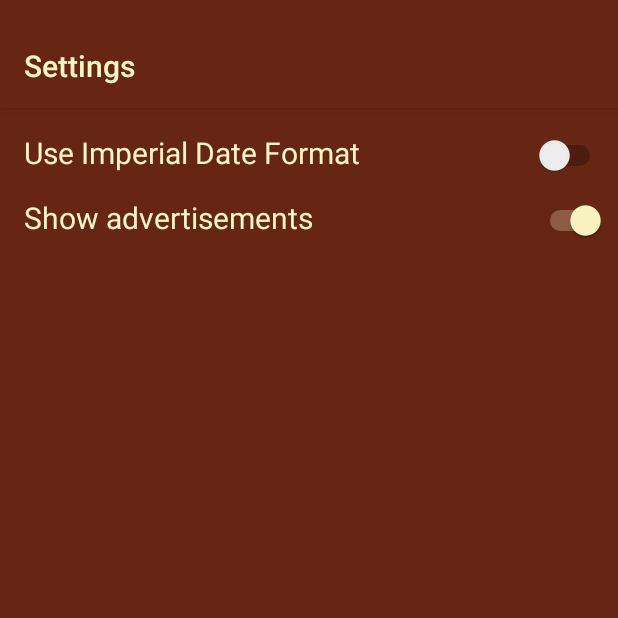
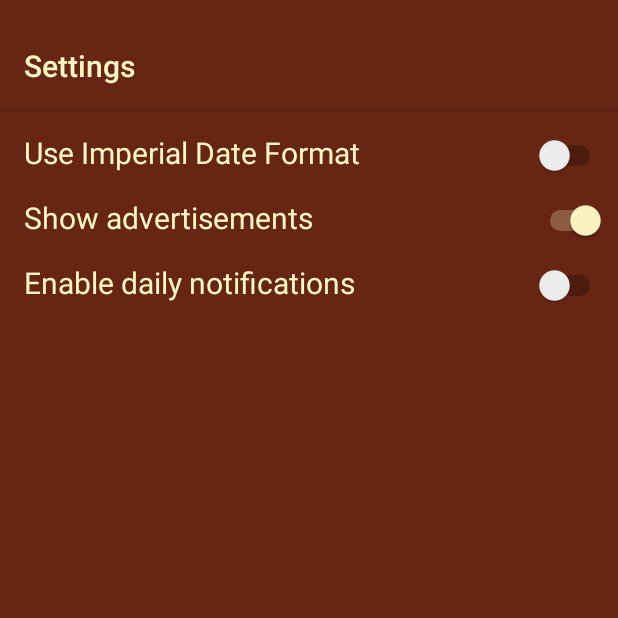
Before and after one commit to Rastamas/WarhammerQuoteOfTheDay, an Android app: the SettingsActivity screen opened directly, with no data from a screen before it, on a phone screen of 412 x 824 dp, the top half of it. Run offline under Robolectric (Android 15) with nearby library versions, the light colour scheme and no system bars.

Commit message:
Add daily notifications. add a new background

```diff
--- a/app/src/main/AndroidManifest.xml
+++ b/app/src/main/AndroidManifest.xml
@@ -4,6 +4,7 @@
 
     <uses-permission android:name="android.permission.INTERNET" />
     <uses-permission android:name="android.permission.ACCESS_NETWORK_STATE" />
+
 
     <application
         android:allowBackup="true"
@@ -13,6 +14,7 @@
         android:theme="@style/BloodRaven"
         android:configChanges="orientation|screenSize"
         >
+        <receiver android:name=".AlarmReceiver" />
         <activity
             android:name=".MainActivity"
             android:screenOrientation="portrait"
@@ -34,4 +36,5 @@
         <activity android:name=".SettingsActivity"></activity>
     </application>
 
+
 </manifest>
--- a/app/src/main/java/com/rastamas/warhammerquoteoftheday/MainActivity.java
+++ b/app/src/main/java/com/rastamas/warhammerquoteoftheday/MainActivity.java
@@ -188,6 +188,10 @@ public class MainActivity extends AppCompatActivity {
                 backgroundID++;
                 break;
             case 1:
+                mainLayout.setBackground(getDrawable(R.drawable.background3));
+                backgroundID++;
+                break;
+            case 2:
                 mainLayout.setBackground(getDrawable(R.drawable.bloodraven_background1));
                 backgroundID = 0;
                 break;
--- a/app/src/main/res/layout/activity_settings.xml
+++ b/app/src/main/res/layout/activity_settings.xml
@@ -56,4 +56,25 @@
             android:layout_height="wrap_content"
             android:layout_weight="3"/>
     </TableRow>
+
+    <TableRow
+        android:layout_width="match_parent"
+        android:layout_height="wrap_content"
+        android:weightSum="10"
+        android:paddingEnd="8dp"
+        android:paddingStart="0dp">
+        <TextView
+            android:id="@+id/textview_notifications"
+            style="@style/SettingsTextView"
+            android:text="@string/enable_daily_notifications"
+            android:layout_weight="7"
+            />
+
+        <Switch
+            android:id="@+id/switch_notifications"
+            android:layout_width="wrap_content"
+            android:layout_height="wrap_content"
+            android:layout_weight="3"/>
+    </TableRow>
+
 </TableLayout>
--- a/app/src/main/res/values/strings.xml
+++ b/app/src/main/res/values/strings.xml
@@ -83,4 +83,5 @@
     <string name="fill_archives_button_text">Fill archives</string>
     <string name="banner_ad_unit_id">ca-app-pub-3940256099942544/6300978111</string>
     <string name="show_advertisements">Show advertisements</string>
+    <string name="enable_daily_notifications">Enable daily notifications</string>
 </resources>
```
Also changed, not shown: app/src/main/java/com/rastamas/warhammerquoteoftheday/AlarmReceiver.java (added, +39 -0 lines), app/src/main/java/com/rastamas/warhammerquoteoftheday/SettingsActivity.java (+42 -2 lines).
